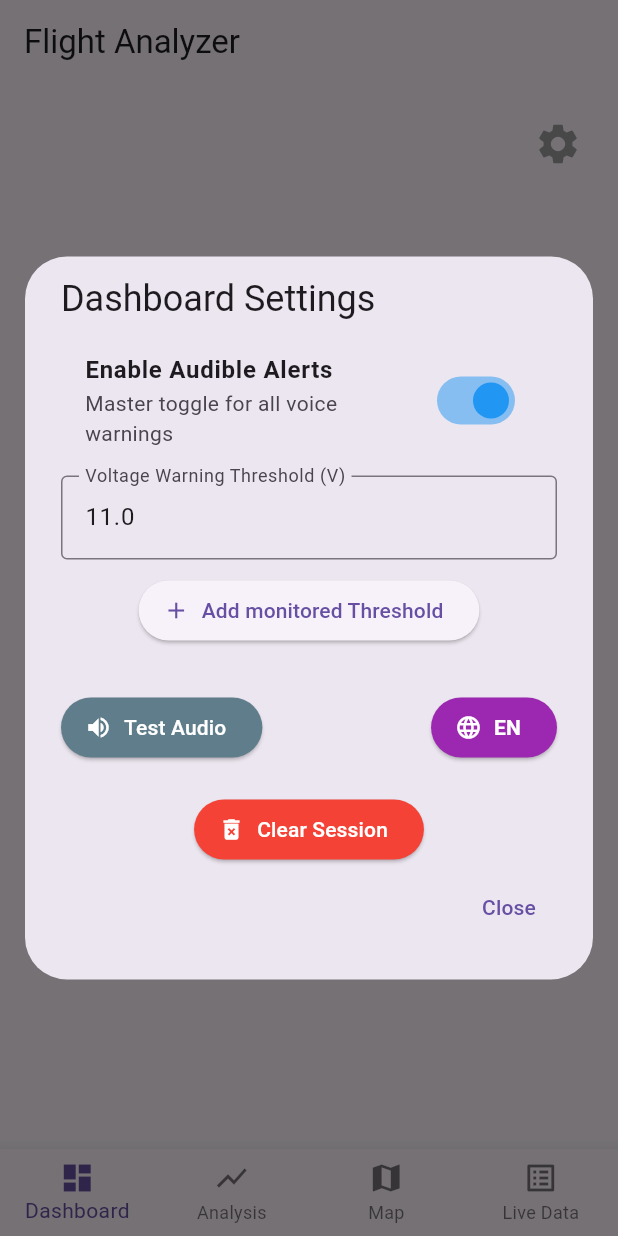
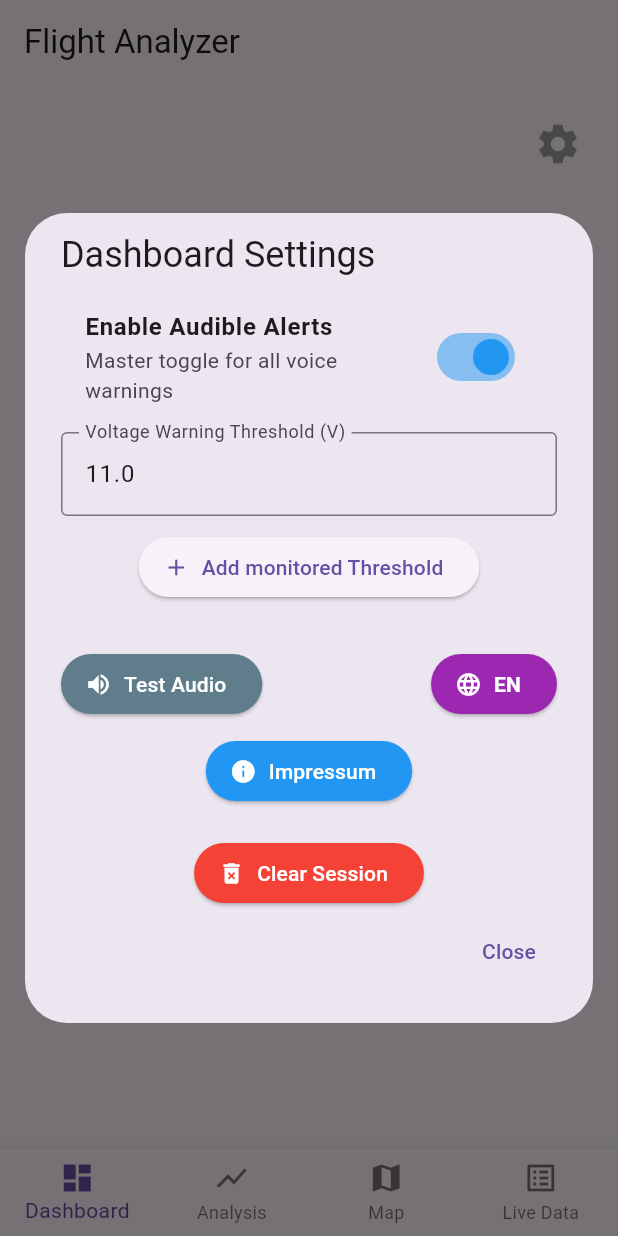
Before and after one commit to Ebrithil-1337/esp32flight_datalogger, a Flutter app: the screen it shows after launch, after a tap on the "settings" icon, on a phone screen of 412 x 824 dp. Run offline on Flutter 3.47's test engine with Material 3 defaults, Android fonts, the phone set to English and light mode, and no system bars; our stand-ins replace file_picker, fl_chart, flutter_blue_plus, flutter_map, flutter_svg, flutter_tts and 2 more.

Commit message:
Splashscreen+Impressum

```diff
--- /dev/null
+++ b/flutter_launcher_icons.yaml
@@ -0,0 +1,5 @@
+flutter_launcher_icons:
+  android: "launcher_icon"
+  ios: true
+  image_path: "assets/Applogo.png"
+  min_sdk_android: 21
--- a/lib/main.dart
+++ b/lib/main.dart
@@ -1,7 +1,7 @@
-import 'package:flutter/material.dart'; // Core UI
-import 'package:provider/provider.dart'; // State management
-import 'providers/app_state.dart'; // The central Brain
-import 'screens/home_screen.dart'; // The navigation layout
+import 'package:flutter/material.dart';
+import 'package:provider/provider.dart';
+import 'providers/app_state.dart';
+import 'screens/splash_screen.dart';
 
 void main()
 { // Boot sequence
@@ -28,7 +28,7 @@ class FlightLoggerApp extends StatelessWidget
         primarySwatch: Colors.blue, // Theme color
         useMaterial3: true, // Modern UI elements
       ),
-      home: const HomeScreen(), // Load the home screen layout
+      home: const SplashScreen(), // Load the splash screen layout
     );
   }
 }
--- a/lib/providers/app_state.dart
+++ b/lib/providers/app_state.dart
@@ -243,6 +243,9 @@ Map<int, String> customSensorNames = {}; // Stores custom names by index
     'Rename Sensor': {'en': 'Rename Sensor', 'de': 'Sensor umbenennen'},
     'Add monitored Threshold': {'en': 'Add monitored Threshold', 'de': 'Grenzwert Überwachung hinzufügen'},
     'limit': {'en': 'limit', 'de': 'Grenzwert'},
+    'Impressum': {'en': 'Impressum', 'de': 'Impressum'},
+    'About this App': {'en': 'About this App', 'de': 'Über diese App'},
+    'Design und Entwicklung:': {'en': 'Design and Development:', 'de': 'Design und Entwicklung:'},
   };
 
   String tr(String key)
--- /dev/null
+++ b/lib/screens/splash_screen.dart
@@ -0,0 +1,77 @@
+import 'package:flutter/material.dart';
+import 'package:flutter_svg/flutter_svg.dart';
+import 'dart:async';
+import 'home_screen.dart'; // Main navigation layout
+
+class SplashScreen extends StatefulWidget {
+  const SplashScreen({super.key});
+
+  @override
+  State<SplashScreen> createState() => _SplashScreenState();
+}
+
+class _SplashScreenState extends State<SplashScreen> {
+  @override
+  void initState() {
+    super.initState();
+    _navigateToHome();
+  }
+
+  Future<void> _navigateToHome() async
+  { // Fixed return type and formatting
+    // Leave the splash screen on screen for 3 seconds.
+    // This gives AppState time to load settings from the phone's hard drive!
+    await Future.delayed(const Duration(seconds: 3), () {});
+
+    if (!mounted) return;
+
+    // Smoothly fade to your main app screen
+    Navigator.pushReplacement(
+      context,
+      PageRouteBuilder(
+        pageBuilder: (context, animation, secondaryAnimation) => const HomeScreen(),
+        transitionsBuilder: (context, animation, secondaryAnimation, child) {
+          return FadeTransition(opacity: animation, child: child);
+        },
+      ),
+    );
+  }
+
+  @override
+  Widget build(BuildContext context) {
+    return Scaffold(
+      backgroundColor: Colors.white, // Clean white background for the logo
+      body: Center(
+        child: Column(
+          mainAxisAlignment: MainAxisAlignment.center,
+          children: [
+            // Your School Logo
+            SvgPicture.asset(
+              'assets/BSH_Logo_RGB_2025_RZ.svg',
+              width: 250, // Adjust this size as needed
+            ),
+
+            const SizedBox(height: 60), // Spacing
+
+            // Loading indicator
+            const CircularProgressIndicator(
+              color: Colors.blue, // Match this to your app's theme
+            ),
+
+            const SizedBox(height: 20),
+
+            // Optional text
+            const Text(
+              'Flight Analyzer',
+              style: TextStyle(
+                fontSize: 18,
+                fontWeight: FontWeight.bold,
+                color: Colors.grey,
+              ),
+            ),
+          ],
+        ),
+      ),
+    );
+  }
+}
--- a/lib/screens/tabs/dashboard_tab.dart
+++ b/lib/screens/tabs/dashboard_tab.dart
@@ -1,6 +1,7 @@
 import 'package:flutter/material.dart'; // Core UI
 import 'package:provider/provider.dart'; // State management
 import '../../providers/app_state.dart'; // The Brain
+import 'impressum_tab.dart'; // Import the new screen
 
 class DashboardTab extends StatelessWidget
 { // The Dashboard UI
@@ -167,6 +168,22 @@ class DashboardTab extends StatelessWidget
                         ),
                       ],
                     ),
+                    const SizedBox(height: 10), // Spacing
+                    ElevatedButton.icon(
+                      onPressed: ()
+                      { // Open Impressum Tab
+                        Navigator.push(
+                          context,
+                          MaterialPageRoute(builder: (context) => const ImpressumScreen()), // Slide in the new page
+                        );
+                      },
+                      style: ElevatedButton.styleFrom(backgroundColor: Colors.blue), // Standard blue
+                      icon: const Icon(Icons.info, color: Colors.white), // Info icon
+                      label: Text(appState.tr('Impressum'), style: const TextStyle(color: Colors.white)), // Translated Text
+                    ),
+
+
+                    // ... your existing Clear Session button is down here ...
                     const SizedBox(height: 20), // Spacing
                     ElevatedButton.icon(
                       onPressed: ()
--- a/pubspec.yaml
+++ b/pubspec.yaml
@@ -42,6 +42,7 @@ dependencies:
   provider: ^6.1.5+1
   flutter_tts: ^4.2.5
   shared_preferences: ^2.5.4
+  flutter_svg: ^2.3.0
 
 dev_dependencies:
   flutter_test:
@@ -53,7 +54,7 @@ dev_dependencies:
   # package. See that file for information about deactivating specific lint
   # rules and activating additional ones.
   flutter_lints: ^6.0.0
-
+  flutter_launcher_icons: ^0.14.4
 # For information on the generic Dart part of this file, see the
 # following page: https://dart.dev/tools/pub/pubspec
 
@@ -66,7 +67,8 @@ flutter:
   uses-material-design: true
 
   # To add assets to your application, add an assets section, like this:
-  # assets:
+  assets:
+    - assets/
   #   - images/a_dot_burr.jpeg
   #   - images/a_dot_ham.jpeg
 
```
Also changed, not shown: lib/screens/tabs/impressum_tab.dart (added, +46 -0 lines), assets/Applogo.png (added), assets/BSH_Logo_RGB_2025_RZ.svg (added), pubspec.lock, 29 other files.
